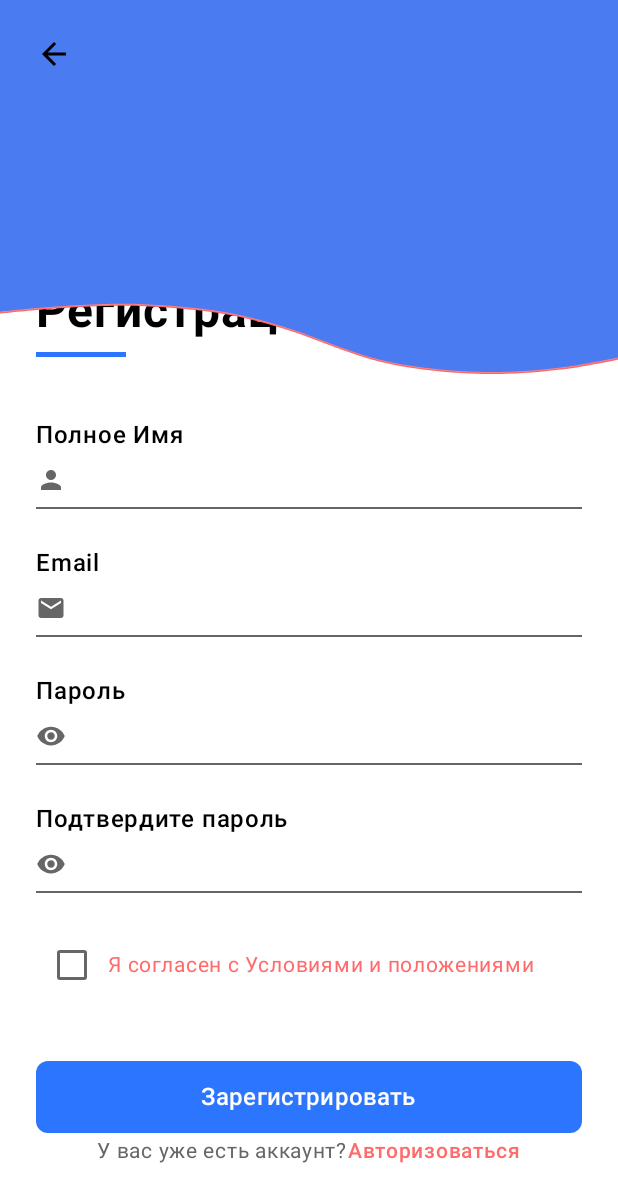
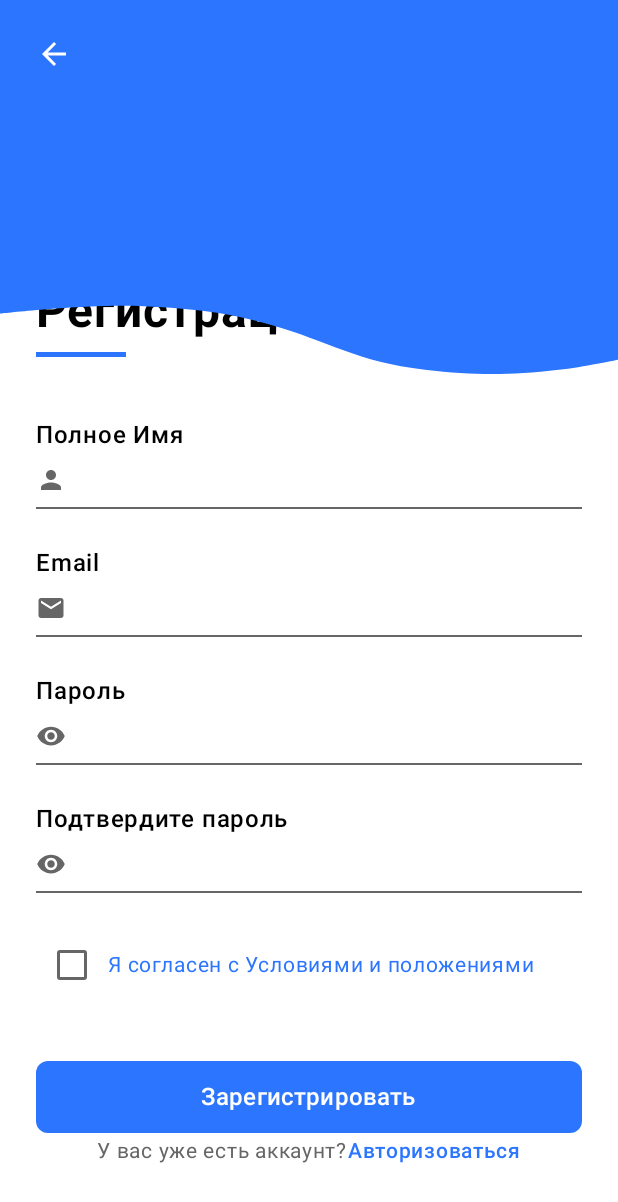
Before and after one commit to ankiton/na-rayone, an Android app built with Jetpack Compose: the screen it shows after launch (MainActivity), after a tap on "Регистрация", on a phone screen of 412 x 824 dp. Shown: the top 1202 px of the screen. Run offline under Robolectric (Android 15) with nearby library versions, the phone set to English and light mode, and no system bars; our stand-ins replace Dagger/Hilt's generated code, Room's generated code; 2 other taps on this screen came first.

Commit message:
feature - [NR-1.3] - Заменил цвета на синии

```diff
--- a/feature-auth/src/main/kotlin/ru/narayone/featureauth/LoginScreen.kt
+++ b/feature-auth/src/main/kotlin/ru/narayone/featureauth/LoginScreen.kt
@@ -277,7 +277,7 @@ fun LoginScreen(
             Icon(
                 painter = painterResource(id = R.drawable.ic_arrow_back),
                 contentDescription = "Back",
-                tint = Color.Black
+                tint = Color.White
             )
         }
     }
--- a/feature-auth/src/main/kotlin/ru/narayone/featureauth/SignUpScreen.kt
+++ b/feature-auth/src/main/kotlin/ru/narayone/featureauth/SignUpScreen.kt
@@ -360,7 +360,7 @@ fun SignUpScreen(
             Icon(
                 painter = painterResource(id = R.drawable.ic_arrow_back),
                 contentDescription = "Back",
-                tint = Color.Black
+                tint = Color.White
             )
         }
     }
--- a/feature-auth/src/main/kotlin/ru/narayone/featureauth/WelcomeScreen.kt
+++ b/feature-auth/src/main/kotlin/ru/narayone/featureauth/WelcomeScreen.kt
@@ -97,7 +97,7 @@ fun WelcomeScreen(
                                 modifier = Modifier
                                     .size(30.dp)
                                     .clip(CircleShape)
-                                    .background(CoralIconButton),
+                                    .background(OnBackground),
                                 contentAlignment = Alignment.Center
                             ) {
                                 Icon(
--- a/feature-auth/src/main/res/drawable-nodpi/group_13.xml
+++ b/feature-auth/src/main/res/drawable-nodpi/group_13.xml
@@ -5,7 +5,7 @@
     android:viewportHeight="36">
   <path
       android:pathData="M29,18m-18,0a18,18 0,1 1,36 0a18,18 0,1 1,-36 0"
-      android:fillColor="#FF8383"/>
+      android:fillColor="#2C75FF"/>
   <path
       android:pathData="M36.2,18H12.2"
       android:strokeLineJoin="round"
@@ -15,7 +15,7 @@
       android:strokeLineCap="square"/>
   <path
       android:pathData="M1.4,19.128C0.777,19.128 0.272,18.623 0.272,18C0.272,17.377 0.777,16.872 1.4,16.872V19.128ZM11,16.872H12.128V19.128H11V16.872ZM1.4,16.872H11V19.128H1.4V16.872Z"
-      android:fillColor="#FF8383"/>
+      android:fillColor="#2C75FF"/>
   <path
       android:pathData="M32,13C32,13 37,16.683 37,18C37,19.318 32,23 32,23"
       android:strokeLineJoin="round"
--- a/feature-auth/src/main/res/drawable/bgimage_login.xml
+++ b/feature-auth/src/main/res/drawable/bgimage_login.xml
@@ -7,17 +7,17 @@
   <!-- Дальняя тень (самый темный слой) -->
   <path
       android:pathData="M91.73,452.8C55.89,448.67 0,463.73 0,463.73V3H393V531.6C393,531.6 370.54,542.53 355.4,546.55C322.99,555.18 302.62,555.11 270.19,546.55C226.57,535.05 210,505 171.44,479.83C143.64,461.69 124.39,456.56 91.73,452.8Z"
-      android:fillColor="#FF6666"/>
+      android:fillColor="#2C75FF"/>
 
   <!-- Средняя тень -->
   <path
       android:pathData="M91.73,451.3C55.89,447.17 0,462.23 0,462.23V1.5H393V530.1C393,530.1 370.54,541.03 355.4,545.05C322.99,553.68 302.62,553.61 270.19,545.05C226.57,533.55 210,503.5 171.44,478.33C143.64,460.19 124.39,455.06 91.73,451.3Z"
-      android:fillColor="#FF7777"/>
+      android:fillColor="#2C75FF"/>
 
   <!-- Ближняя тень -->
   <path
       android:pathData="M91.73,450.55C55.89,446.42 0,461.48 0,461.48V0.75H393V529.35C393,529.35 370.54,540.28 355.4,544.3C322.99,552.93 302.62,552.86 270.19,544.3C226.57,532.8 210,502.75 171.44,477.58C143.64,459.44 124.39,454.31 91.73,450.55Z"
-      android:fillColor="#FF8888"/>
+      android:fillColor="#2C75FF"/>
 
   <!-- Основная форма -->
   <path
@@ -27,6 +27,6 @@
   <!-- Светлый слой для текстуры -->
   <path
       android:pathData="M91.73,449.8C55.89,445.67 0,460.73 0,460.73V0H393V528.6C393,528.6 370.54,539.53 355.4,543.55C322.99,552.18 302.62,552.11 270.19,543.55C226.57,532.05 210,502 171.44,476.83C143.64,458.69 124.39,453.56 91.73,449.8Z"
-      android:fillColor="#FF9999"
+      android:fillColor="#2C75FF"
       android:fillAlpha="0.15"/>
 </vector>
--- a/feature-auth/src/main/res/drawable/bgimage_signup.xml
+++ b/feature-auth/src/main/res/drawable/bgimage_signup.xml
@@ -7,17 +7,17 @@
   <!-- Дальняя тень (самый темный слой) -->
   <path
       android:pathData="M91.73,452.8C55.89,448.67 0,463.73 0,463.73V3H393V531.6C393,531.6 370.54,542.53 355.4,546.55C322.99,555.18 302.62,555.11 270.19,546.55C226.57,535.05 210,505 171.44,479.83C143.64,461.69 124.39,456.56 91.73,452.8Z"
-      android:fillColor="#FF6666"/>
+      android:fillColor="#2C75FF"/>
 
   <!-- Средняя тень -->
   <path
       android:pathData="M91.73,451.3C55.89,447.17 0,462.23 0,462.23V1.5H393V530.1C393,530.1 370.54,541.03 355.4,545.05C322.99,553.68 302.62,553.61 270.19,545.05C226.57,533.55 210,503.5 171.44,478.33C143.64,460.19 124.39,455.06 91.73,451.3Z"
-      android:fillColor="#FF7777"/>
+      android:fillColor="#2C75FF"/>
 
   <!-- Ближняя тень -->
   <path
       android:pathData="M91.73,450.55C55.89,446.42 0,461.48 0,461.48V0.75H393V529.35C393,529.35 370.54,540.28 355.4,544.3C322.99,552.93 302.62,552.86 270.19,544.3C226.57,532.8 210,502.75 171.44,477.58C143.64,459.44 124.39,454.31 91.73,450.55Z"
-      android:fillColor="#FF8888"/>
+      android:fillColor="#2C75FF"/>
 
   <!-- Основная форма -->
   <path
@@ -27,6 +27,6 @@
   <!-- Светлый слой для текстуры -->
   <path
       android:pathData="M91.73,449.8C55.89,445.67 0,460.73 0,460.73V0H393V528.6C393,528.6 370.54,539.53 355.4,543.55C322.99,552.18 302.62,552.11 270.19,543.55C226.57,532.05 210,502 171.44,476.83C143.64,458.69 124.39,453.56 91.73,449.8Z"
-      android:fillColor="#FF9999"
+      android:fillColor="#2C75FF"
       android:fillAlpha="0.15"/>
 </vector>
--- a/feature-auth/src/main/res/drawable/bgimage_welcome.xml
+++ b/feature-auth/src/main/res/drawable/bgimage_welcome.xml
@@ -7,17 +7,17 @@
   <!-- Дальняя тень (самый темный слой) -->
   <path
       android:pathData="M91.73,452.8C55.89,448.67 0,463.73 0,463.73V3H393V531.6C393,531.6 370.54,542.53 355.4,546.55C322.99,555.18 302.62,555.11 270.19,546.55C226.57,535.05 210,505 171.44,479.83C143.64,461.69 124.39,456.56 91.73,452.8Z"
-      android:fillColor="#FF6666"/>
+      android:fillColor="#2C75FF"/>
 
   <!-- Средняя тень -->
   <path
       android:pathData="M91.73,451.3C55.89,447.17 0,462.23 0,462.23V1.5H393V530.1C393,530.1 370.54,541.03 355.4,545.05C322.99,553.68 302.62,553.61 270.19,545.05C226.57,533.55 210,503.5 171.44,478.33C143.64,460.19 124.39,455.06 91.73,451.3Z"
-      android:fillColor="#FF7777"/>
+      android:fillColor="#2C75FF"/>
 
   <!-- Ближняя тень -->
   <path
       android:pathData="M91.73,450.55C55.89,446.42 0,461.48 0,461.48V0.75H393V529.35C393,529.35 370.54,540.28 355.4,544.3C322.99,552.93 302.62,552.86 270.19,544.3C226.57,532.8 210,502.75 171.44,477.58C143.64,459.44 124.39,454.31 91.73,450.55Z"
-      android:fillColor="#FF8888"/>
+      android:fillColor="#2C75FF"/>
 
   <!-- Основная форма -->
   <path
@@ -27,6 +27,6 @@
   <!-- Светлый слой для текстуры -->
   <path
       android:pathData="M91.73,449.8C55.89,445.67 0,460.73 0,460.73V0H393V528.6C393,528.6 370.54,539.53 355.4,543.55C322.99,552.18 302.62,552.11 270.19,543.55C226.57,532.05 210,502 171.44,476.83C143.64,458.69 124.39,453.56 91.73,449.8Z"
-      android:fillColor="#FF9999"
+      android:fillColor="#2C75FF"
       android:fillAlpha="0.15"/>
 </vector>
--- a/feature-auth/src/main/res/values/strings.xml
+++ b/feature-auth/src/main/res/values/strings.xml
@@ -2,7 +2,7 @@
 <resources>
     <string name="welcome">Здравствуйте!</string>
     <string name="continue_welcom">Продолжить</string>
-    <string name="we_are_glad_to_see_you_again_enter_your_login_details">Мы рады видеть вас снова! Введите свои данные для входа.</string>
+    <string name="we_are_glad_to_see_you_again_enter_your_login_details">Мы рады видеть вас снова!\nВведите свои данные для входа.</string>
 
     <string name="sign_in">Войти</string>
     <string name="email">Email</string>
--- a/shared-ui/src/main/kotlin/ru/narayone/sharedui/theme/Color.kt
+++ b/shared-ui/src/main/kotlin/ru/narayone/sharedui/theme/Color.kt
@@ -15,7 +15,7 @@ val OnBackground = Color.White
 val OnSurface = Color.White
 
 // Цвета для экранов авторизации
-val CoralPrimary = Color(0xFFFF6B6B)
+val CoralPrimary = Color(0xFF2C75FF)
 val CoralLight = Color(0xFF2C75FF)
 val CoralIconButton = Color(0xFF2C75FF) // Светлый коралловый для иконки кнопки
 val CoralBackground = Color(0xFFFF7979)
```
